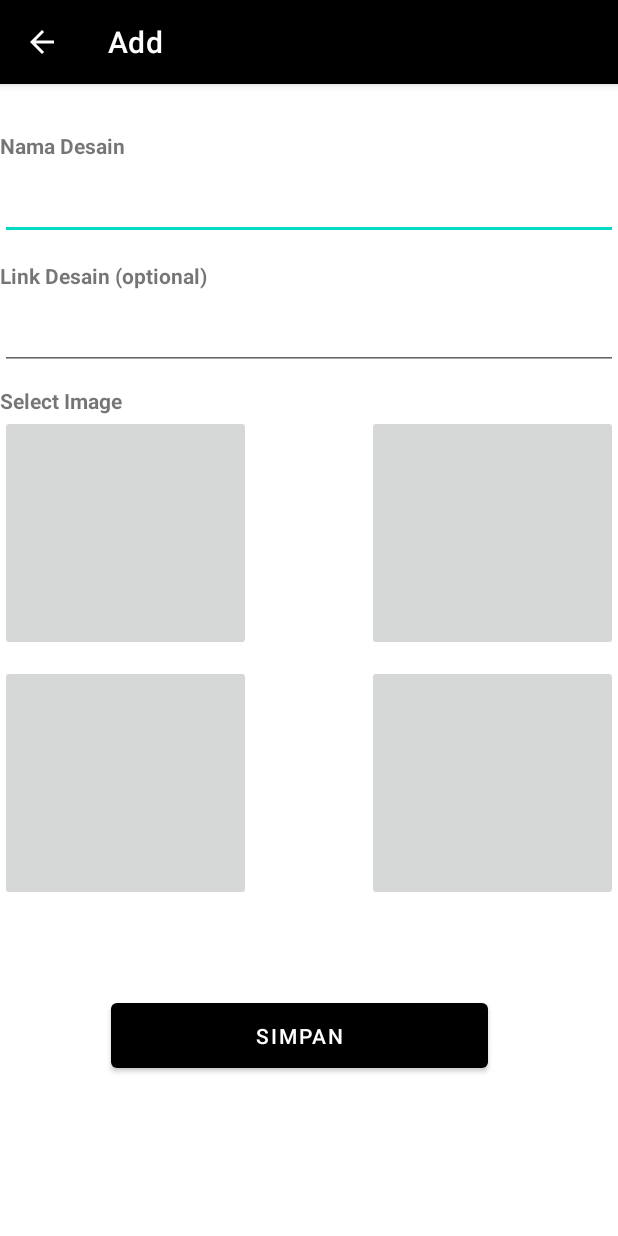
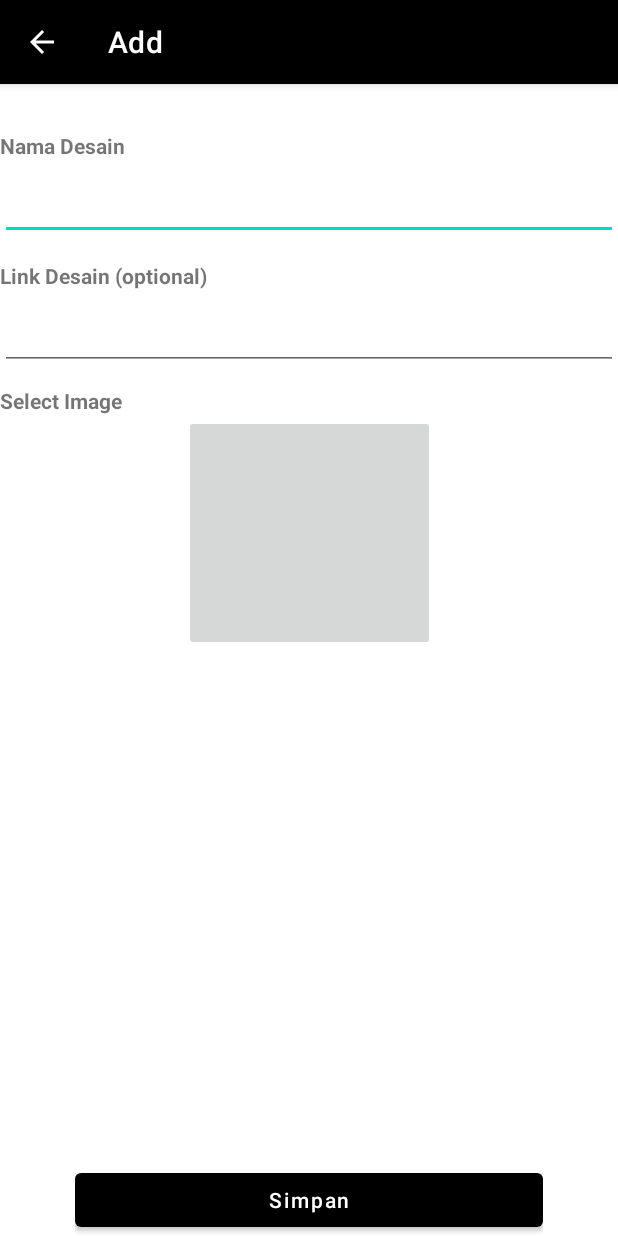
Before and after one commit to ulyakarimah/capstone, an Android app: the DesainAddUpdateActivity screen opened directly, with no data from a screen before it, on a phone screen of 412 x 824 dp. Run offline under Robolectric (Android 15) with nearby library versions, the phone set to English and light mode, and no system bars; our stand-ins replace Room's generated code.

Commit message:
ulya update

```diff
--- a/app/src/main/java/com/example/capstoneproject/Activity/DesainAddUpdateActivity.kt
+++ b/app/src/main/java/com/example/capstoneproject/Activity/DesainAddUpdateActivity.kt
@@ -6,15 +6,19 @@ import android.os.Bundle
 import android.provider.MediaStore
 import android.view.Menu
 import android.view.MenuItem
-import android.widget.ImageButton
+import android.widget.Toast
 import androidx.appcompat.app.AlertDialog
 import androidx.appcompat.app.AppCompatActivity
 import androidx.lifecycle.ViewModelProvider
+import androidx.lifecycle.lifecycleScope
 import com.example.capstoneproject.Desain
 import com.example.capstoneproject.ViewModel.DesainAddUpdateViewModel
 import com.example.capstoneproject.R
 import com.example.capstoneproject.ViewModel.ViewModelFactory
 import com.example.capstoneproject.databinding.ActivityDesainAddUpdateBinding
+import kotlinx.coroutines.Dispatchers
+import kotlinx.coroutines.launch
+import kotlinx.coroutines.withContext
 
 class DesainAddUpdateActivity : AppCompatActivity() {
     companion object {
@@ -27,20 +31,16 @@ class DesainAddUpdateActivity : AppCompatActivity() {
     }
 
     private var isEdit = false
-    private var desain: Desain? = null
+    private var desain: Desain?  = null
     private var position = 0
 
     private lateinit var desainAddUpdateViewModel: DesainAddUpdateViewModel
     private var _activityDesainAddUpdateBinding: ActivityDesainAddUpdateBinding? = null
     private val binding get() = _activityDesainAddUpdateBinding
 
-    private lateinit var chosenImg: ImageButton
 
     private val pickImage1 = 101
-    private val pickImage2 = 102
-    private val pickImage3 = 103
-    private val pickImage4 = 104
-    private var imageUri: Uri? = null
+    private var imageUri: String? = null
 
     override fun onCreate(savedInstanceState: Bundle?) {
         super.onCreate(savedInstanceState)
@@ -50,21 +50,6 @@ class DesainAddUpdateActivity : AppCompatActivity() {
         binding?.ivChoosenimg1?.setOnClickListener {
             val gallery = Intent(Intent.ACTION_PICK, MediaStore.Images.Media.INTERNAL_CONTENT_URI)
             startActivityForResult(gallery, pickImage1)
-        }
-
-        binding?.ivChoosenimg2?.setOnClickListener {
-            val gallery = Intent(Intent.ACTION_PICK, MediaStore.Images.Media.INTERNAL_CONTENT_URI)
-            startActivityForResult(gallery, pickImage2)
-        }
-
-        binding?.ivChoosenimg3?.setOnClickListener {
-            val gallery = Intent(Intent.ACTION_PICK, MediaStore.Images.Media.INTERNAL_CONTENT_URI)
-            startActivityForResult(gallery, pickImage3)
-        }
-
-        binding?.ivChoosenimg4?.setOnClickListener {
-            val gallery = Intent(Intent.ACTION_PICK, MediaStore.Images.Media.INTERNAL_CONTENT_URI)
-            startActivityForResult(gallery, pickImage4)
         }
 
         desainAddUpdateViewModel = obtainViewModel(this@DesainAddUpdateActivity)
@@ -84,6 +69,7 @@ class DesainAddUpdateActivity : AppCompatActivity() {
             if (desain != null) {
                 desain?.let { desain ->
                     binding?.etNamadesain?.setText(desain!!.judul)
+
                 }
             }
         } else {
@@ -94,26 +80,40 @@ class DesainAddUpdateActivity : AppCompatActivity() {
         supportActionBar?.setDisplayHomeAsUpEnabled(true)
 
         binding?.butSimpan?.text = btnTitle
+
+
         binding?.butSimpan?.setOnClickListener {
             val title = binding?.etNamadesain?.text.toString().trim()
                 if (title.isEmpty()) {
                     binding?.etNamadesain?.error = getString(R.string.empty)
                 } else {
+                    insertToDb()
                     desain.let { desain ->
                         desain?.judul = title
                     }
-
-                if (isEdit){
+                }
+                if (isEdit) {
                     desainAddUpdateViewModel.update(desain as Desain)
                     finish()
-                }else{
+                } else {
                     desainAddUpdateViewModel.insert(desain as Desain)
                     finish()
                 }
             }
         }
+
+    private fun insertToDb() {
+        val title = binding?.etNamadesain?.text.toString()
+        val image = imageUri
+        lifecycleScope.launch {
+            withContext(Dispatchers.IO) {
+                val desain = Desain(judul = title,gambar = image)
+                desainAddUpdateViewModel.insert(desain)
             }
-
+            Toast.makeText(this@DesainAddUpdateActivity, "sukses", Toast.LENGTH_SHORT).show()
+            finish()
+        }
+    }
 
     override fun onCreateOptionsMenu(menu: Menu): Boolean {
         if (isEdit) {
@@ -179,13 +179,9 @@ class DesainAddUpdateActivity : AppCompatActivity() {
     override fun onActivityResult(requestCode: Int, resultCode: Int, data: Intent?) {
         super.onActivityResult(requestCode, resultCode, data)
         if (resultCode == RESULT_OK) {
-            imageUri = data?.data
-            when (requestCode) {
-                pickImage1 -> binding?.ivChoosenimg1?.setImageURI(imageUri)
-                pickImage2 -> binding?.ivChoosenimg2?.setImageURI(imageUri)
-                pickImage3 -> binding?.ivChoosenimg3?.setImageURI(imageUri)
-                pickImage4 -> binding?.ivChoosenimg4?.setImageURI(imageUri)
+            val uri = data?.data as Uri
+            imageUri = uri.toString()
+            binding?.ivChoosenimg1?.setImageURI(uri)
             }
         }
     }
-}
--- a/app/src/main/java/com/example/capstoneproject/Activity/DesainkuActivity.kt
+++ b/app/src/main/java/com/example/capstoneproject/Activity/DesainkuActivity.kt
@@ -23,6 +23,7 @@ class DesainkuActivity : AppCompatActivity(){
 
     override fun onCreate(savedInstanceState: Bundle?) {
         super.onCreate(savedInstanceState)
+
 
         _activityDesainkuBinding = ActivityDesainkuBinding.inflate(layoutInflater)
         setContentView(binding?.root)
--- a/app/src/main/java/com/example/capstoneproject/Desain.kt
+++ b/app/src/main/java/com/example/capstoneproject/Desain.kt
@@ -19,6 +19,6 @@ data class Desain (
     var judul: String? = null,
 
     @ColumnInfo(name = "gambar")
-    var gambar: Int? = 0
+    var gambar: String? = null
 
 ) : Parcelable
--- a/app/src/main/res/layout/activity_desain_add_update.xml
+++ b/app/src/main/res/layout/activity_desain_add_update.xml
@@ -68,6 +68,7 @@
         app:layout_constraintTop_toBottomOf="@+id/et_link"
         app:layout_constraintVertical_bias="0.019" />
 
+
     <ImageButton
         android:id="@+id/iv_choosenimg1"
         android:layout_width="167dp"
@@ -75,60 +76,32 @@
         android:layout_weight="1"
         app:layout_constraintBottom_toBottomOf="parent"
         app:layout_constraintEnd_toEndOf="parent"
-        app:layout_constraintHorizontal_bias="0.0"
         app:layout_constraintStart_toStartOf="parent"
         app:layout_constraintTop_toBottomOf="@+id/tv_selectimg"
         app:layout_constraintVertical_bias="0.0" />
-
-
-    <ImageButton
-        android:id="@+id/iv_choosenimg2"
-        android:layout_width="167dp"
-        android:layout_height="157dp"
-        android:layout_weight="1"
+    <RelativeLayout
+        android:layout_width="wrap_content"
+        android:layout_height="wrap_content"
+        android:orientation="vertical"
+        android:paddingLeft="50dp"
+        android:paddingTop="10dp"
+        android:paddingRight="50dp"
         app:layout_constraintBottom_toBottomOf="parent"
         app:layout_constraintEnd_toEndOf="parent"
         app:layout_constraintHorizontal_bias="1.0"
         app:layout_constraintStart_toStartOf="parent"
-        app:layout_constraintTop_toBottomOf="@+id/tv_selectimg"
-        app:layout_constraintVertical_bias="0.0" />
+        app:layout_constraintVertical_bias="0.975">
 
-    <ImageButton
-        android:id="@+id/iv_choosenimg3"
-        android:layout_width="167dp"
-        android:layout_height="157dp"
-        android:layout_weight="1"
-        app:layout_constraintBottom_toBottomOf="parent"
-        app:layout_constraintEnd_toEndOf="parent"
-        app:layout_constraintHorizontal_bias="0.0"
-        app:layout_constraintStart_toStartOf="parent"
-        app:layout_constraintTop_toBottomOf="@+id/iv_choosenimg1"
-        app:layout_constraintVertical_bias="0.041" />
+        <Button
+            android:id="@+id/but_simpan"
+            android:layout_width="match_parent"
+            android:layout_height="wrap_content"
+            android:layout_gravity="center"
+            android:layout_marginTop="20dp"
+            android:text="Simpan"
+            android:textAllCaps="false" />
 
-    <ImageButton
-        android:id="@+id/iv_choosenimg4"
-        android:layout_width="167dp"
-        android:layout_height="157dp"
-        android:layout_weight="1"
-        app:layout_constraintBottom_toBottomOf="parent"
-        app:layout_constraintEnd_toEndOf="parent"
-        app:layout_constraintHorizontal_bias="1.0"
-        app:layout_constraintStart_toStartOf="parent"
-        app:layout_constraintTop_toBottomOf="@+id/iv_choosenimg2"
-        app:layout_constraintVertical_bias="0.041" />
-
-
-    <Button
-        android:id="@+id/but_simpan"
-        android:layout_width="251dp"
-        android:layout_height="55dp"
-        android:text="simpan"
-        app:layout_constraintBottom_toBottomOf="parent"
-        app:layout_constraintEnd_toEndOf="parent"
-        app:layout_constraintHorizontal_bias="0.46"
-        app:layout_constraintStart_toStartOf="parent"
-        app:layout_constraintTop_toBottomOf="@+id/iv_choosenimg4"
-        app:layout_constraintVertical_bias="0.368" />
+    </RelativeLayout>
 
 
 </androidx.constraintlayout.widget.ConstraintLayout>
--- a/app/src/main/res/layout/item_desain.xml
+++ b/app/src/main/res/layout/item_desain.xml
@@ -27,6 +27,7 @@
             android:textStyle="bold" />
 
         <ImageView
+            android:id="@+id/foto_desain"
             android:layout_marginTop="35dp"
             android:layout_marginLeft="120dp"
             android:layout_width="155dp"
```
Also changed, not shown: app/src/main/java/com/example/capstoneproject/Activity/MainActivity.kt (+8 -19 lines), app/src/main/java/com/example/capstoneproject/DesainAdapter.kt (+7 -0 lines), app/src/main/res/layout/activity_desain_edit.xml (+2 -41 lines), app/src/main/res/layout/activity_desainku.xml (+23 -10 lines). Lines whose indentation alone changed are shown as unchanged.
